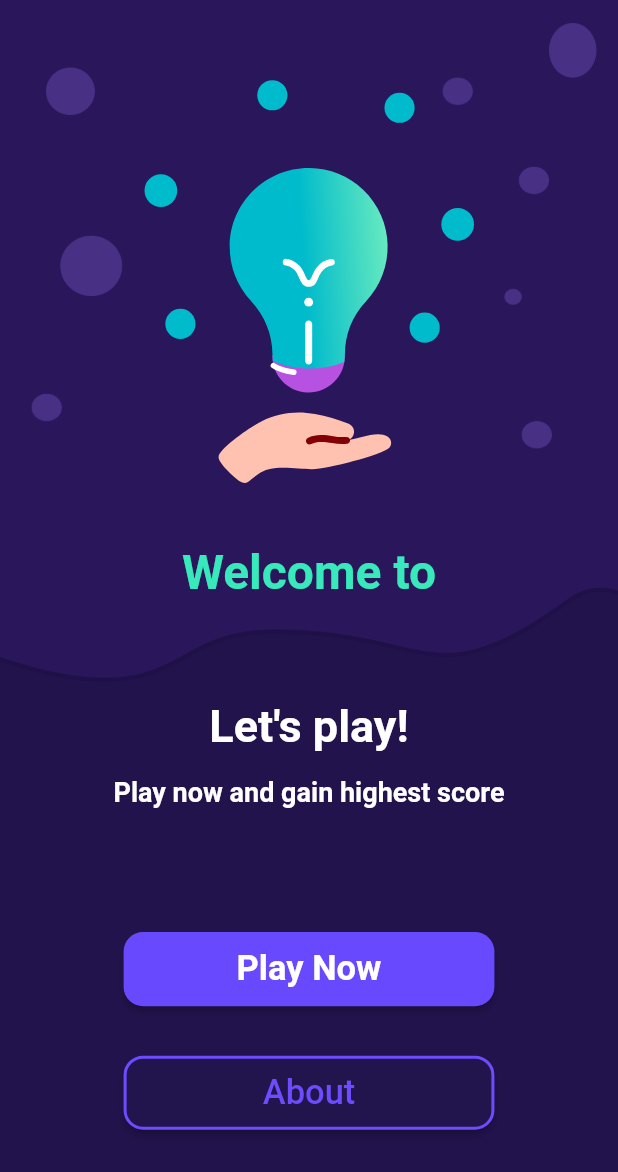
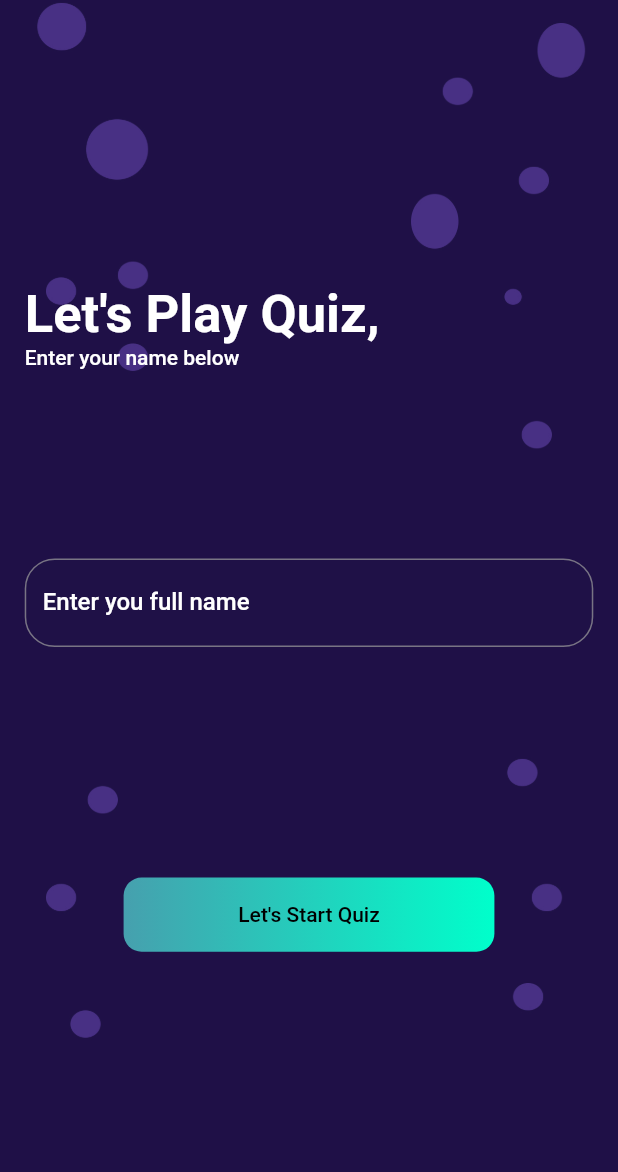
Before and after one commit to SSalahAyman/CodeCasa, a Flutter app: the screen it shows after launch, after a tap on "Play Now", on a phone screen of 412 x 824 dp. Shown: the top 1172 px of the screen. Run offline on Flutter 3.47's test engine with Material 2 defaults, Android fonts, the phone set to English and light mode, and no system bars; drawn by our look-alikes of animated_text_kit; our stand-ins replace get, lottie.

Commit message:
finished welcome screen as UI

```diff
--- a/quizapp/lib/main.dart
+++ b/quizapp/lib/main.dart
@@ -1,4 +1,5 @@
 import 'package:flutter/material.dart';
+import 'package:get/get.dart';
 import 'package:quizapp/screens/intro_screen.dart';
 
 void main() {
@@ -10,7 +11,7 @@ class QuizApp extends StatelessWidget {
 
   @override
   Widget build(BuildContext context) {
-    return MaterialApp(
+    return GetMaterialApp(
       debugShowCheckedModeBanner: false,
       title: "QuizApp",
       home: IntroScreen(),
--- a/quizapp/lib/screens/intro_screen.dart
+++ b/quizapp/lib/screens/intro_screen.dart
@@ -1,6 +1,8 @@
 import 'package:animated_text_kit/animated_text_kit.dart';
 import 'package:flutter/material.dart';
+import 'package:get/get.dart';
 import 'package:lottie/lottie.dart';
+import 'package:quizapp/screens/welcome_screen.dart';
 
 class IntroScreen extends StatelessWidget {
   IntroScreen({super.key});
@@ -79,7 +81,9 @@ class IntroScreen extends StatelessWidget {
                 fixedSize: Size(width * 0.6, height * 0.06),
                 backgroundColor: const Color(0xff6949fe),
               ),
-              onPressed: () {},
+              onPressed: () {
+                Get.to(WelcomeScreen());
+              },
               child: const Text(
                 "Play Now",
                 style: TextStyle(fontSize: 23, fontWeight: FontWeight.w600),
--- a/quizapp/lib/screens/welcome_screen.dart
+++ b/quizapp/lib/screens/welcome_screen.dart
@@ -0,0 +1,147 @@
+import 'package:flutter/material.dart';
+
+class WelcomeScreen extends StatefulWidget {
+  const WelcomeScreen({super.key});
+
+  @override
+  State<WelcomeScreen> createState() => _WelcomeScreenState();
+}
+
+class _WelcomeScreenState extends State<WelcomeScreen> {
+  static late double width;
+  static late double height;
+
+  final btnPrimaryGradient = const LinearGradient(
+    colors: [Color(0xFF46A0AE), Color(0xFF00FFCB)],
+    begin: Alignment.centerLeft,
+    end: Alignment.centerRight,
+  );
+
+  @override
+  Widget build(BuildContext context) {
+    width = MediaQuery.of(context).size.width;
+    height = MediaQuery.of(context).size.height;
+
+    return Scaffold(
+      body: SingleChildScrollView(
+        child: Container(
+          width: width,
+          height: height,
+          decoration: const BoxDecoration(
+            image: DecorationImage(
+              fit: BoxFit.cover,
+              image: AssetImage("assets/backgrounds/welcome_background- 6.jpg"),
+            ),
+          ),
+          child: Column(
+            children: [
+              Container(
+                width: width,
+                height: height * 0.6,
+                child: Column(
+                  mainAxisAlignment: MainAxisAlignment.center,
+                  children: [
+                    const Spacer(
+                      flex: 3,
+                    ),
+                    Padding(
+                      padding: EdgeInsets.only(left: width * 0.04),
+                      child: const Row(
+                        children: [
+                          Text(
+                            "Let's Play Quiz,",
+                            style: TextStyle(
+                                color: Colors.white,
+                                fontWeight: FontWeight.bold,
+                                fontSize: 35),
+                          ),
+                        ],
+                      ),
+                    ),
+                    Padding(
+                      padding: EdgeInsets.only(left: width * 0.04),
+                      child: const Row(
+                        children: [
+                          Text(
+                            "Enter your name below ",
+                            style: TextStyle(
+                                color: Colors.white,
+                                fontWeight: FontWeight.w500),
+                          ),
+                        ],
+                      ),
+                    ),
+                    const Spacer(
+                      flex: 2,
+                    ),
+                    Padding(
+                      padding: EdgeInsets.symmetric(horizontal: width * 0.04),
+                      child: TextFormField(
+                        style: const TextStyle(color: Colors.white),
+                        decoration: InputDecoration(
+                            filled: true,
+                            fillColor: const Color(0xFF1F1147),
+                            hintText: "Full Name",
+                            labelText: "Enter you full name",
+                            labelStyle: const TextStyle(
+                                color: Colors.white,
+                                fontWeight: FontWeight.w500),
+                            hintStyle: TextStyle(
+                              color: Colors.grey.withOpacity(0.8),
+                            ),
+                            enabledBorder: OutlineInputBorder(
+                              borderRadius: const BorderRadius.all(
+                                Radius.circular(20),
+                              ),
+                              borderSide: BorderSide(
+                                color: Colors.grey.withOpacity(0.7),
+                              ),
+                            ),
+                            focusedBorder: OutlineInputBorder(
+                              borderRadius: const BorderRadius.all(
+                                Radius.circular(20),
+                              ),
+                              borderSide: BorderSide(
+                                color: Colors.grey.withOpacity(0.7),
+                              ),
+                            )),
+                      ),
+                    ),
+                    Spacer(
+                      flex: 1,
+                    ),
+                  ],
+                ),
+              ),
+              Padding(
+                padding: EdgeInsets.only(top: height * 0.11),
+                child: Container(
+                  width: width * 0.6,
+                  height: height * 0.06,
+                  child: GestureDetector(
+                      child: Container(
+                        width: double.infinity,
+                        alignment: Alignment.center,
+                        padding: EdgeInsets.all(0.75), // 15
+                        decoration: BoxDecoration(
+                          gradient: btnPrimaryGradient,
+                          borderRadius: BorderRadius.all(Radius.circular(12)),
+                        ),
+                        child: Text(
+                          "Let's Start Quiz",
+                          style: Theme.of(context)
+                              .textTheme
+                              .button
+                              ?.copyWith(color: Colors.black),
+                        ),
+                      ),
+                      onTap: () {}),
+                ),
+              ),
+            ],
+          ),
+        ),
+      ),
+    );
+  }
+}
```
Also changed, not shown: quizapp/lib/controllers/quiz_controller.dart (+152 -2 lines), quizapp/lib/screens/quiz_screen.dart (added, +22 -0 lines), quizapp/assets/backgrounds/welcome_background- 6.jpg (added).
